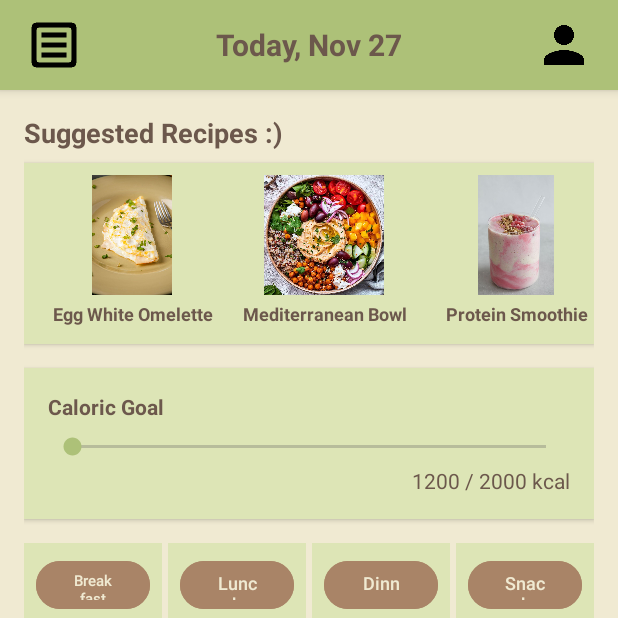
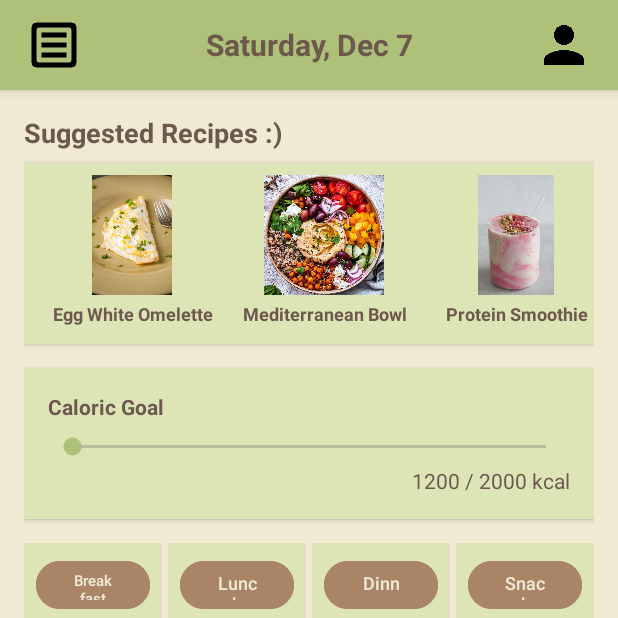
Before and after one commit to Omieron/NutritionTrackingApp, an Android app: the screen it shows after launch (MainActivity), on a phone screen of 412 x 824 dp, the top half of it. Run offline under Robolectric (Android 15) with nearby library versions, the phone set to English and light mode, and no system bars; our stand-ins replace Room's generated code.

Commit message:
fixed water intake part added title date

```diff
--- a/app/src/main/java/com/group20/nutritiontrackingapp/MainActivity.kt
+++ b/app/src/main/java/com/group20/nutritiontrackingapp/MainActivity.kt
@@ -1,10 +1,12 @@
 package com.group20.nutritiontrackingapp
 
 import android.app.Dialog
+import android.content.Context
 import android.content.Intent
 import android.os.Bundle
 import android.text.Editable
 import android.text.TextWatcher
+import android.widget.ImageView
 import android.widget.Toast
 import androidx.activity.enableEdgeToEdge
 import androidx.appcompat.app.AppCompatActivity
@@ -18,7 +20,12 @@ import com.group20.nutritiontrackingapp.db.AppDatabase
 import com.group20.nutritiontrackingapp.db.Exercise
 import com.group20.nutritiontrackingapp.db.Recipe
 import com.group20.nutritiontrackingapp.util.Constants
+import java.text.SimpleDateFormat
+import java.time.LocalDate
+import java.time.format.DateTimeFormatter
 import java.util.Collections
+import java.util.Date
+import java.util.Locale
 
 class MainActivity : AppCompatActivity(),ExerciseCustomRecyclerViewAdapter.ExerciseAdapterInterface {
 
@@ -32,6 +39,8 @@ class MainActivity : AppCompatActivity(),ExerciseCustomRecyclerViewAdapter.Exerc
     private var exerciseTimeMinutes: Int = 0
     private var totalCaloriesBurned: Int = 0
     private var activeMinutes: Int = 0
+    private var waterCount = 0
+    private lateinit var waterGlasses: List<ImageView>
 
     // Database
     private val db: AppDatabase by lazy {
@@ -66,6 +75,21 @@ class MainActivity : AppCompatActivity(),ExerciseCustomRecyclerViewAdapter.Exerc
             startActivity(intent)
         }
 
+        binding.addWaterButton.setOnClickListener {
+            if (waterCount < 8) {
+                waterCount++
+                updateWaterDisplay()
+                saveWaterCount()
+            }
+        }
+
+        binding.addWaterButton.setOnLongClickListener { // Long click to reset it just in case
+            waterCount = 0
+            updateWaterDisplay()
+            saveWaterCount()
+            true
+        }
+
         //data
         prepareData()
         getData()
@@ -75,6 +99,40 @@ class MainActivity : AppCompatActivity(),ExerciseCustomRecyclerViewAdapter.Exerc
             customDialog.show()
         }
         createDailog()
+
+        // Water
+        // shared pref - >  like a mini database for simple values -> used to save
+        val prefs = getSharedPreferences("WaterPrefs", Context.MODE_PRIVATE)
+        val today = LocalDate.now().toString()
+        val lastDate = prefs.getString("lastDate", "")
+
+        // Reset count if it's a new day
+        waterCount = if (today == lastDate) {
+            prefs.getInt("waterCount", 0)
+        } else {
+            0
+        }
+
+        // Initialize water glass ImageViews
+        waterGlasses = listOf(
+            findViewById(R.id.glass1),
+            findViewById(R.id.glass2),
+            findViewById(R.id.glass3),
+            findViewById(R.id.glass4),
+            findViewById(R.id.glass5),
+            findViewById(R.id.glass6),
+            findViewById(R.id.glass7),
+            findViewById(R.id.glass8)
+        )
+        updateWaterDisplay()
+
+        // Title
+        // Today's date formatted
+        val sdf = SimpleDateFormat("EEEE, MMM d", Locale.getDefault())
+        val currentDate = sdf.format(Date())
+
+        // Set the title
+        binding.currentDate.text = currentDate
     }
 
     // Functions
@@ -331,4 +389,21 @@ class MainActivity : AppCompatActivity(),ExerciseCustomRecyclerViewAdapter.Exerc
         binding.caloriesBurnedText.text = "Calories Burned: $totalCaloriesBurned kcal"
         binding.activeMinutesText.text = "Active Minutes: $activeMinutes min"
     }
+
+    private fun updateWaterDisplay() {
+        waterGlasses.forEachIndexed { index, glass ->
+            glass.setImageResource(
+                if (index < waterCount) R.drawable.water_full
+                else R.drawable.ic_drop_empty
+            )
+        }
+    }
+
+    private fun saveWaterCount() {
+        getSharedPreferences("WaterPrefs", Context.MODE_PRIVATE).edit().apply {
+            putInt("waterCount", waterCount)
+            putString("lastDate", LocalDate.now().toString())
+            apply()
+        }
+    }
 }
--- a/app/src/main/res/layout/activity_main.xml
+++ b/app/src/main/res/layout/activity_main.xml
@@ -328,7 +328,7 @@
                         android:layout_height="25dp"
                         android:layout_weight="1"
                         android:layout_margin="2dp"
-                        android:src="@drawable/ic_drop_empty" />
+                        android:src="@drawable/water_empty" />
 
                     <ImageView
                         android:id="@+id/glass2"
@@ -336,7 +336,7 @@
                         android:layout_height="25dp"
                         android:layout_weight="1"
                         android:layout_margin="2dp"
-                        android:src="@drawable/ic_drop_empty" />
+                        android:src="@drawable/water_empty" />
 
                     <ImageView
                         android:id="@+id/glass3"
@@ -344,7 +344,7 @@
                         android:layout_height="25dp"
                         android:layout_weight="1"
                         android:layout_margin="2dp"
-                        android:src="@drawable/ic_drop_empty" />
+                        android:src="@drawable/water_empty" />
 
                     <ImageView
                         android:id="@+id/glass4"
@@ -352,7 +352,7 @@
                         android:layout_height="25dp"
                         android:layout_weight="1"
                         android:layout_margin="2dp"
-                        android:src="@drawable/ic_drop_empty" />
+                        android:src="@drawable/water_empty" />
 
                     <ImageView
                         android:id="@+id/glass5"
@@ -360,7 +360,7 @@
                         android:layout_height="25dp"
                         android:layout_weight="1"
                         android:layout_margin="2dp"
-                        android:src="@drawable/ic_drop_empty" />
+                        android:src="@drawable/water_empty" />
 
                     <ImageView
                         android:id="@+id/glass6"
@@ -368,7 +368,7 @@
                         android:layout_height="25dp"
                         android:layout_weight="1"
                         android:layout_margin="2dp"
-                        android:src="@drawable/ic_drop_empty" />
+                        android:src="@drawable/water_empty" />
 
                     <ImageView
                         android:id="@+id/glass7"
@@ -376,7 +376,7 @@
                         android:layout_height="25dp"
                         android:layout_weight="1"
                         android:layout_margin="2dp"
-                        android:src="@drawable/ic_drop_empty" />
+                        android:src="@drawable/water_empty" />
 
                     <ImageView
                         android:id="@+id/glass8"
@@ -384,7 +384,7 @@
                         android:layout_height="25dp"
                         android:layout_weight="1"
                         android:layout_margin="2dp"
-                        android:src="@drawable/ic_drop_empty" />
+                        android:src="@drawable/water_empty" />
 
                 </LinearLayout>
             </LinearLayout>
```
Also changed, not shown: app/src/main/res/drawable/water_empty.png (added), app/src/main/res/drawable/water_full.png (added).
